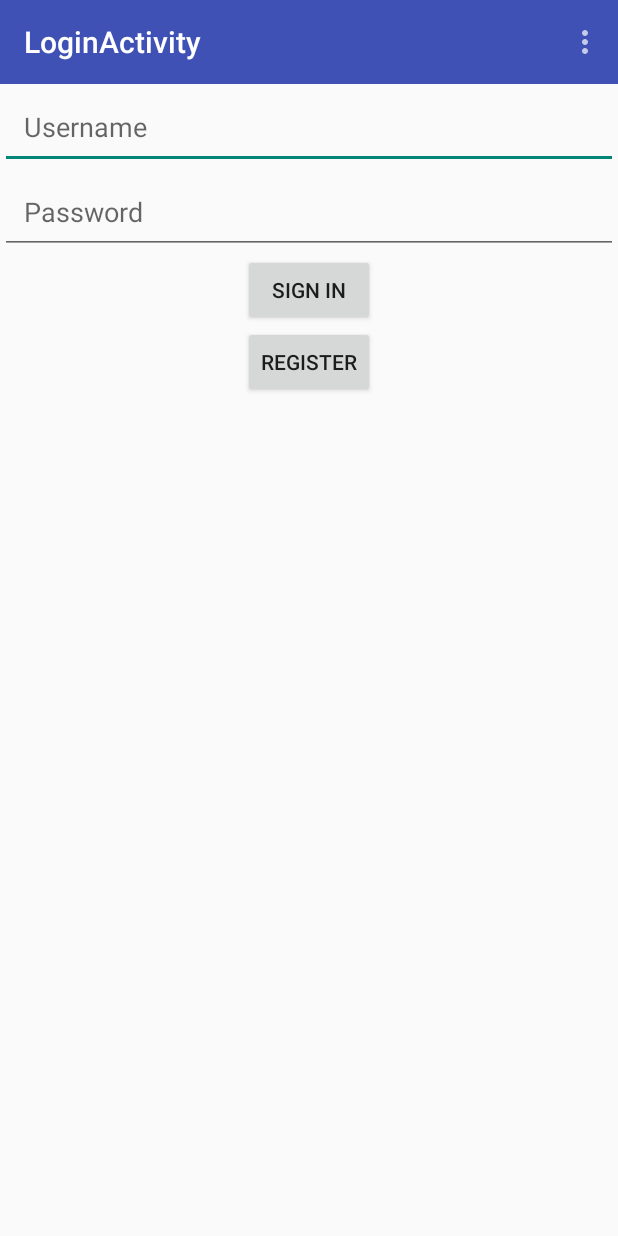
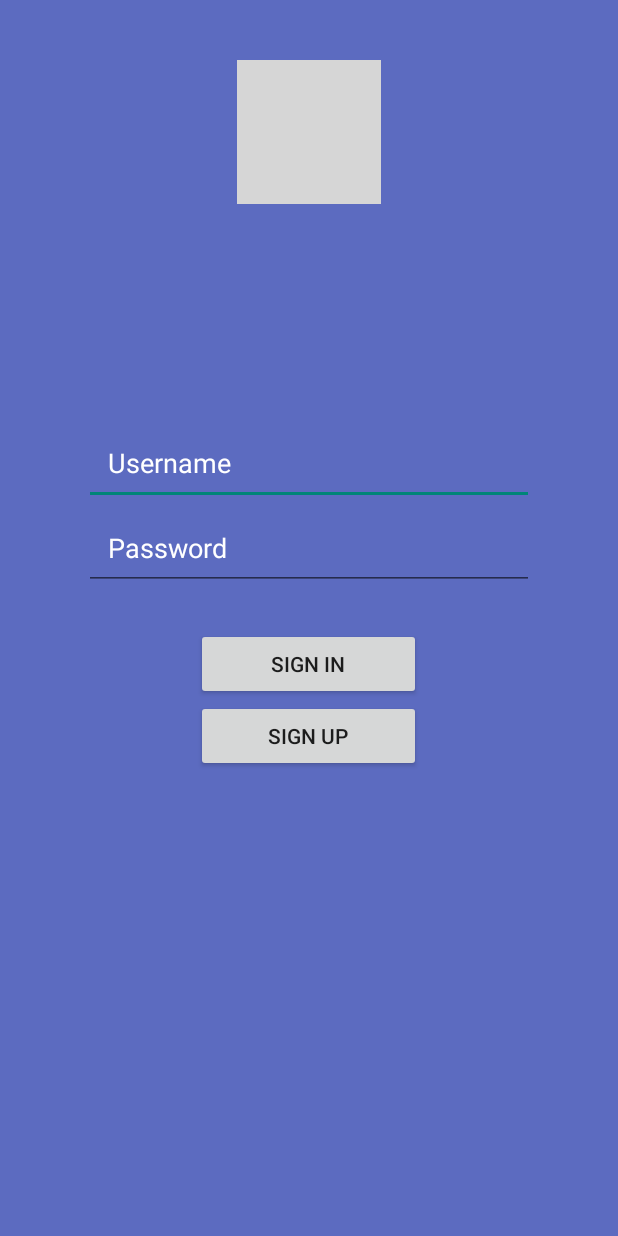
Before and after one commit to stardustxx/Chatter, an Android app: the LoginActivity screen opened directly, with no data from a screen before it, on a phone screen of 412 x 824 dp. Run offline under Robolectric (Android 15) with nearby library versions, the phone set to English and light mode, and no system bars; 3 statements that could not run were skipped; grey boxes are pictures that could not be loaded.

Commit message:
Refined Login + Signup UI

```diff
--- a/app/src/main/java/com/sdust/chatter/LoginActivity.java
+++ b/app/src/main/java/com/sdust/chatter/LoginActivity.java
@@ -3,6 +3,7 @@ package com.sdust.chatter;
 import android.content.Intent;
 import android.os.Bundle;
 import android.support.v7.app.ActionBarActivity;
+import android.support.v7.app.AppCompatActivity;
 import android.support.v7.widget.Toolbar;
 import android.view.Menu;
 import android.view.MenuItem;
@@ -17,11 +18,10 @@ import com.parse.ParseException;
 import com.parse.ParseUser;
 
 
-public class LoginActivity extends ActionBarActivity {
+public class LoginActivity extends AppCompatActivity {
 
     EditText usernameTxt, passwordTxt;
     Button signInBtn, registerBtn;
-    Toolbar toolbar;
 
     @Override
     protected void onCreate(Bundle savedInstanceState) {
@@ -30,8 +30,6 @@ public class LoginActivity extends ActionBarActivity {
 
         Parse.initialize(this, "9ogtClP8xsagmHwDmKDLdGg5ePhMO6CLRxfLBVBr", "qaEYIw54lqUrB7xdvp2OJNkB5znLlKFI75mxv5tt");
         ParseUser User = new ParseUser();
-        toolbar = (Toolbar) findViewById(R.id.appBar);
-        setSupportActionBar(toolbar);
 
         ParseUser currentUser = User.getCurrentUser();
         if (currentUser != null){
@@ -82,7 +80,7 @@ public class LoginActivity extends ActionBarActivity {
     @Override
     public boolean onCreateOptionsMenu(Menu menu) {
         // Inflate the menu; this adds items to the action bar if it is present.
-        getMenuInflater().inflate(R.menu.menu_login, menu);
+//        getMenuInflater().inflate(R.menu.menu_login, menu);
         return true;
     }
 
@@ -91,12 +89,12 @@ public class LoginActivity extends ActionBarActivity {
         // Handle action bar item clicks here. The action bar will
         // automatically handle clicks on the Home/Up button, so long
         // as you specify a parent activity in AndroidManifest.xml.
-        int id = item.getItemId();
-
-        //noinspection SimplifiableIfStatement
-        if (id == R.id.action_settings) {
-            return true;
-        }
+//        int id = item.getItemId();
+//
+//        //noinspection SimplifiableIfStatement
+//        if (id == R.id.action_settings) {
+//            return true;
+//        }
 
         return super.onOptionsItemSelected(item);
     }
--- a/app/src/main/res/layout/activity_login.xml
+++ b/app/src/main/res/layout/activity_login.xml
@@ -1,15 +1,21 @@
 <RelativeLayout xmlns:android="http://schemas.android.com/apk/res/android"
     xmlns:tools="http://schemas.android.com/tools" android:layout_width="match_parent"
     android:layout_height="match_parent"
-    tools:context="com.sdust.chatter.LoginActivity">
+    tools:context="com.sdust.chatter.LoginActivity"
+    android:background="#5C6BC0">
 
-    <include
-        layout="@layout/app_bar"
-        android:id="@+id/appBar"
-        ></include>
+    <ImageView
+        android:layout_width="wrap_content"
+        android:layout_height="wrap_content"
+        android:src="@drawable/pidgey"
+        android:adjustViewBounds="true"
+        android:layout_centerHorizontal="true"
+        android:maxWidth="230dp"
+        android:layout_marginTop="40dp"
+        />
 
     <EditText
-        android:layout_width="match_parent"
+        android:layout_width="300dp"
         android:layout_height="wrap_content"
         android:ems="10"
         android:id="@+id/username"
@@ -18,11 +24,16 @@
         android:paddingRight="@dimen/activity_horizontal_margin"
         android:paddingTop="@dimen/activity_vertical_margin"
         android:paddingBottom="@dimen/activity_vertical_margin"
-        android:layout_below="@+id/appBar"
-        android:layout_alignParentStart="true" />
+        android:layout_marginTop="280dp"
+        android:textColor="#ffffff"
+        android:textColorHint="#ffffff"
+        android:layout_alignParentTop="true"
+        android:layout_centerHorizontal="true"
+        android:enabled="true"
+        android:maxLines="1" />
 
     <EditText
-        android:layout_width="match_parent"
+        android:layout_width="300dp"
         android:layout_height="wrap_content"
         android:inputType="textPassword"
         android:ems="10"
@@ -32,19 +43,25 @@
         android:paddingRight="@dimen/activity_horizontal_margin"
         android:paddingTop="@dimen/activity_vertical_margin"
         android:paddingBottom="@dimen/activity_vertical_margin"
+        android:textColor="#ffffff"
+        android:textColorHint="#ffffff"
         android:layout_below="@+id/username"
-        android:layout_alignParentLeft="true" />
+        android:layout_centerHorizontal="true"
+        android:enabled="true"
+        android:maxLines="1" />
 
     <Button
-        android:layout_width="wrap_content"
+        android:layout_width="150dp"
         android:layout_height="wrap_content"
         android:text="@string/signInBtn"
         android:id="@+id/signInBtn"
+        android:layout_centerHorizontal="true"
         android:layout_below="@+id/password"
-        android:layout_centerHorizontal="true" />
+        android:layout_marginTop="25dp"
+        />
 
     <Button
-        android:layout_width="wrap_content"
+        android:layout_width="150dp"
         android:layout_height="wrap_content"
         android:text="@string/registerBtn"
         android:id="@+id/registerBtn"
--- a/app/src/main/res/values/colors.xml
+++ b/app/src/main/res/values/colors.xml
@@ -7,4 +7,5 @@
     <color name="ripple">#ff80ab</color>
     <color name="accent">#ff4081</color>
     <color name="accent_pressed">#f50057</color>
+    <color name="windowBackground">#5C6BC0</color>
 </resources>
--- a/app/src/main/res/values/strings.xml
+++ b/app/src/main/res/values/strings.xml
@@ -21,7 +21,7 @@
     <string name="title_activity_feed_detail">feedDetail</string>
     <string name="title_activity_sign_up">SignUp</string>
 
-    <string name="registerBtn">Register</string>
+    <string name="registerBtn">Sign Up</string>
     <string name="signInBtn">Sign In</string>
     <string name="title_activity_login">LoginActivity</string>
 
--- a/app/src/main/res/values/styles.xml
+++ b/app/src/main/res/values/styles.xml
@@ -8,8 +8,6 @@
     <style name="AppTheme.Base" parent="Theme.AppCompat.Light.NoActionBar">
         <item name="colorPrimary">@color/PrimaryColor</item>
         <item name="colorPrimaryDark">@color/PrimaryColorDark</item>
-
-
     </style>
 
 </resources>
```
Also changed, not shown: app/src/main/java/com/sdust/chatter/SignUp.java (+10 -8 lines), app/src/main/res/layout/activity_sign_up.xml (+29 -10 lines).
